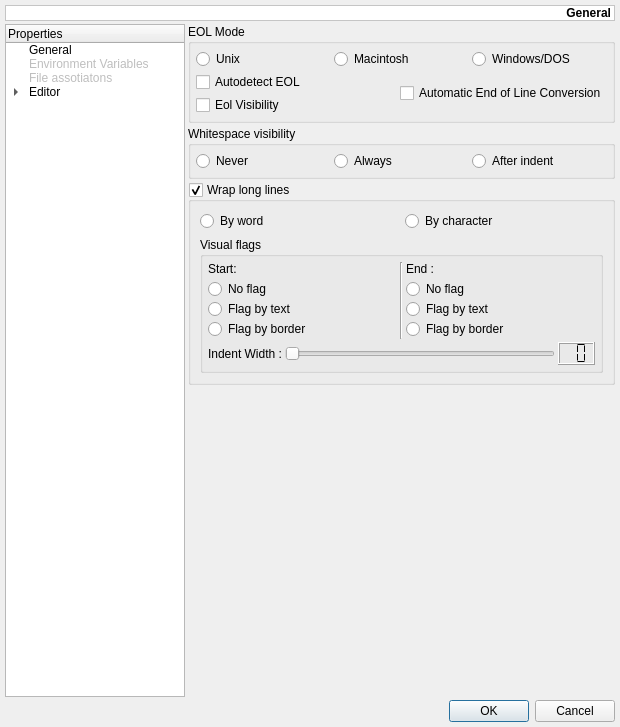
This is mks/ui/UISettings.ui in andreikop/enki as Qt 5 draws it before an edit. The edited form follows.
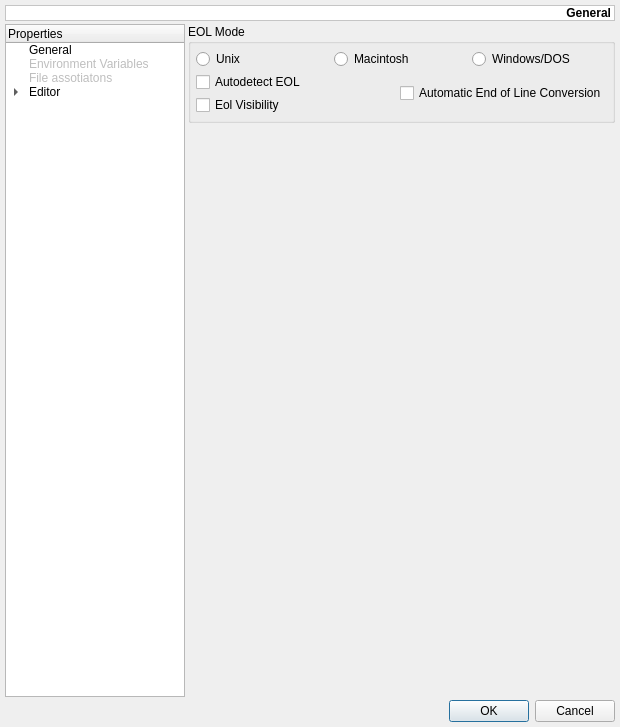
This is the edited form. The open tabs and pages were chosen to show the change. Custom widgets are drawn as their Qt base class.

Commit message: Some options removed from the GUI dialog

```diff
--- a/mks/ui/UISettings.ui
+++ b/mks/ui/UISettings.ui
@@ -1004,13 +1004,7 @@
       </layout>
      </widget>
      <widget class="QWidget" name="pIndentation">
-      <layout class="QVBoxLayout">
-       <property name="spacing">
-        <number>3</number>
-       </property>
-       <property name="margin">
-        <number>0</number>
-       </property>
+      <layout class="QVBoxLayout" name="verticalLayout_5">
        <item>
         <widget class="QGroupBox" name="gbIndentation">
          <property name="title">
@@ -1167,6 +1161,45 @@
          </layout>
         </widget>
        </item>
+       <item>
+        <widget class="QGroupBox" name="gbWhitespaceVisibilityEnabled">
+         <property name="title">
+          <string>Whitespace visibility</string>
+         </property>
+         <property name="checkable">
+          <bool>false</bool>
+         </property>
+         <layout class="QHBoxLayout" name="_4">
+          <property name="spacing">
+           <number>3</number>
+          </property>
+          <property name="margin">
+           <number>5</number>
+          </property>
+          <item>
+           <widget class="QRadioButton" name="rbWsInvisible">
+            <property name="text">
+             <string>Never</string>
+            </property>
+           </widget>
+          </item>
+          <item>
+           <widget class="QRadioButton" name="rbWsVisible">
+            <property name="text">
+             <string>Always</string>
+            </property>
+           </widget>
+          </item>
+          <item>
+           <widget class="QRadioButton" name="rbWsVisibleAfterIndent">
+            <property name="text">
+             <string>After indent</string>
+            </property>
+           </widget>
+          </item>
+         </layout>
+        </widget>
+       </item>
        <item>
         <spacer>
          <property name="orientation">
@@ -1639,223 +1672,6 @@
          </layout>
         </widget>
        </item>
-       <item>
-        <widget class="QGroupBox" name="gbWhitespaceVisibilityEnabled">
-         <property name="title">
-          <string>Whitespace visibility</string>
-         </property>
-         <property name="checkable">
-          <bool>false</bool>
-         </property>
-         <layout class="QHBoxLayout">
-          <property name="spacing">
-           <number>3</number>
-          </property>
-          <property name="margin">
-           <number>5</number>
-          </property>
-          <item>
-           <widget class="QRadioButton" name="rbWsInvisible">
-            <property name="text">
-             <string>Never</string>
-            </property>
-           </widget>
-          </item>
-          <item>
-           <widget class="QRadioButton" name="rbWsVisible">
-            <property name="text">
-             <string>Always</string>
-            </property>
-           </widget>
-          </item>
-          <item>
-           <widget class="QRadioButton" name="rbWsVisibleAfterIndent">
-            <property name="text">
-             <string>After indent</string>
-            </property>
-           </widget>
-          </item>
-         </layout>
-        </widget>
-       </item>
-       <item>
-        <widget class="QGroupBox" name="gbWrapModeEnabled">
-         <property name="title">
-          <string>Wrap long lines</string>
-         </property>
-         <property name="checkable">
-          <bool>true</bool>
-         </property>
-         <layout class="QVBoxLayout" name="verticalLayout_5">
-          <item>
-           <layout class="QHBoxLayout" name="horizontalLayout_6">
-            <item>
-             <widget class="QRadioButton" name="rbWrapWord">
-              <property name="text">
-               <string>By word</string>
-              </property>
-             </widget>
-            </item>
-            <item>
-             <widget class="QRadioButton" name="rbWrapCharacter">
-              <property name="text">
-               <string>By character</string>
-              </property>
-             </widget>
-            </item>
-           </layout>
-          </item>
-          <item>
-           <widget class="QGroupBox" name="gbWrapVisualFlagsEnabled">
-            <property name="title">
-             <string>Visual flags</string>
-            </property>
-            <property name="checkable">
-             <bool>false</bool>
-            </property>
-            <layout class="QGridLayout">
-             <property name="margin">
-              <number>5</number>
-             </property>
-             <property name="spacing">
-              <number>3</number>
-             </property>
-             <item row="2" column="0" colspan="3">
-              <layout class="QHBoxLayout">
-               <property name="spacing">
-                <number>3</number>
-               </property>
-               <item>
-                <widget class="QLabel" name="lWrappedLineIndentWidth">
-                 <property name="text">
-                  <string>Indent Width :</string>
-                 </property>
-                </widget>
-               </item>
-               <item>
-                <widget class="QSlider" name="sWrappedLineIndentWidth">
-                 <property name="sizePolicy">
-                  <sizepolicy hsizetype="Expanding" vsizetype="Fixed">
-                   <horstretch>0</horstretch>
-                   <verstretch>0</verstretch>
-                  </sizepolicy>
-                 </property>
-                 <property name="orientation">
-                  <enum>Qt::Horizontal</enum>
-                 </property>
-                </widget>
-               </item>
-               <item>
-                <widget class="QLCDNumber" name="lnWrappedLineIndentWidth">
-                 <property name="sizePolicy">
-                  <sizepolicy hsizetype="Fixed" vsizetype="Fixed">
-                   <horstretch>0</horstretch>
-                   <verstretch>0</verstretch>
-                  </sizepolicy>
-                 </property>
-                 <property name="numDigits">
-                  <number>2</number>
-                 </property>
-                 <property name="segmentStyle">
-                  <enum>QLCDNumber::Flat</enum>
-                 </property>
-                </widget>
-               </item>
-              </layout>
-             </item>
-             <item row="0" column="1" rowspan="2">
-              <widget class="Line" name="lWrapVisualFlags">
-               <property name="orientation">
-                <enum>Qt::Vertical</enum>
-               </property>
-              </widget>
-             </item>
-             <item row="1" column="2">
-              <widget class="QWidget" name="wEndWrapVisualFlags" native="true">
-               <layout class="QVBoxLayout">
-                <property name="spacing">
-                 <number>0</number>
-                </property>
-                <property name="margin">
-                 <number>0</number>
-                </property>
-                <item>
-                 <widget class="QRadioButton" name="rbEndWrapFlagNone">
-                  <property name="text">
-                   <string>No flag</string>
-                  </property>
-                 </widget>
-                </item>
-                <item>
-                 <widget class="QRadioButton" name="rbEndWrapFlagByText">
-                  <property name="text">
-                   <string>Flag by text</string>
-                  </property>
-                 </widget>
-                </item>
-                <item>
-                 <widget class="QRadioButton" name="rbEndWrapFlagByBorder">
-                  <property name="text">
-                   <string>Flag by border</string>
-                  </property>
-                 </widget>
-                </item>
-               </layout>
-              </widget>
-             </item>
-             <item row="1" column="0">
-              <widget class="QWidget" name="wStartWrapVisualFlags" native="true">
-               <layout class="QVBoxLayout">
-                <property name="spacing">
-                 <number>0</number>
-                </property>
-                <property name="margin">
-                 <number>0</number>
-                </property>
-                <item>
-                 <widget class="QRadioButton" name="rbStartWrapFlagNone">
-                  <property name="text">
-                   <string>No flag</string>
-                  </property>
-                 </widget>
-                </item>
-                <item>
-                 <widget class="QRadioButton" name="rbStartWrapFlagByText">
-                  <property name="text">
-                   <string>Flag by text</string>
-                  </property>
-                 </widget>
-                </item>
-                <item>
-                 <widget class="QRadioButton" name="rbStartWrapFlagByBorder">
-                  <property name="text">
-                   <string>Flag by border</string>
-                  </property>
-                 </widget>
-                </item>
-               </layout>
-              </widget>
-             </item>
-             <item row="0" column="0">
-              <widget class="QLabel" name="lStartWrapVisualFlags">
-               <property name="text">
-                <string>Start:</string>
-               </property>
-              </widget>
-             </item>
-             <item row="0" column="2">
-              <widget class="QLabel" name="lEndWrapVisualFlags">
-               <property name="text">
-                <string>End :</string>
-               </property>
-              </widget>
-             </item>
-            </layout>
-           </widget>
-          </item>
-         </layout>
-        </widget>
-       </item>
        <item>
         <spacer>
          <property name="orientation">
```
Left out of the diff: 73 changed lines with no effect on the pictures. The commit also changes 2 other files.
